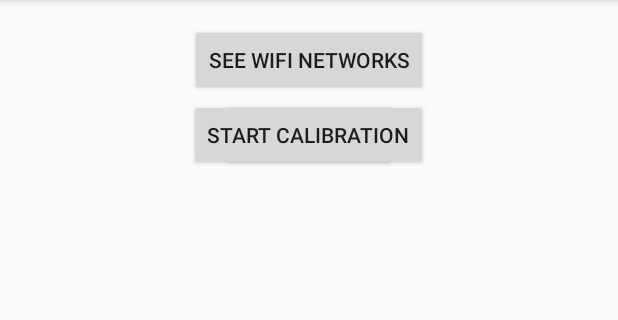
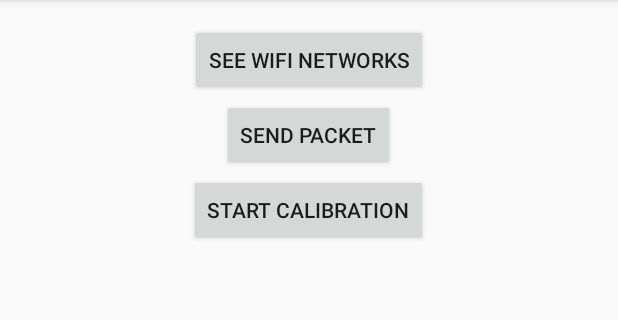
Before and after one commit to FlorianeEnnaji/indoor-positioning-system-android, an Android app: the screen it shows after launch (MainActivity), on a phone screen of 412 x 824 dp, the part 84-404 px from its top. Run offline under Robolectric (Android 15) with nearby library versions, the phone set to English and light mode, and no system bars; our stand-ins replace Volley.

Commit message:
changed activity declaration so it doesnt crash the app, + moved button to launch calibration

```diff
--- a/app/src/main/AndroidManifest.xml
+++ b/app/src/main/AndroidManifest.xml
@@ -25,6 +25,8 @@
                 <category android:name="android.intent.category.LAUNCHER" />
             </intent-filter>
         </activity>
+        <activity android:name=".CalibrationActivity">
+        </activity>
     </application>
 
 </manifest>
--- a/app/src/main/java/com/example/florianeennaji/lo53_calibration/CalibrationActivity.java
+++ b/app/src/main/java/com/example/florianeennaji/lo53_calibration/CalibrationActivity.java
@@ -6,7 +6,7 @@ import android.support.v7.app.AppCompatActivity;
 /**
  * Created by florianeennaji on 19/05/16.
  */
-public class CalibrationActivity extends AppCompatActivity{
+public class CalibrationActivity extends AppCompatActivity {
     @Override
     protected void onCreate(Bundle savedInstanceState) {
         super.onCreate(savedInstanceState);
--- a/app/src/main/java/com/example/florianeennaji/lo53_calibration/MainActivity.java
+++ b/app/src/main/java/com/example/florianeennaji/lo53_calibration/MainActivity.java
@@ -22,12 +22,12 @@ public class MainActivity extends AppCompatActivity {
         setContentView(R.layout.activity_main);
     }
 
-    void seeWifi(View v) {
+    public void seeWifi(View v) {
         this.startActivity(new Intent(this, WiFiActivity.class));
         this.finish();
     }
 
-    void sendPacket(View v) {
+    public void sendPacket(View v) {
         System.out.println("Sending packet...");
 
         // Instantiate the RequestQueue.
@@ -52,7 +52,7 @@ public class MainActivity extends AppCompatActivity {
         queue.add(stringRequest);
     }
 
-    void startCalibration(View v) {
+    public void startCalibration(View v) {
         this.startActivity(new Intent(this, CalibrationActivity.class));
         this.finish();
     }
--- a/app/src/main/res/layout/activity_calibration.xml
+++ b/app/src/main/res/layout/activity_calibration.xml
@@ -1,12 +1,14 @@
 <?xml version="1.0" encoding="utf-8"?>
 <LinearLayout xmlns:android="http://schemas.android.com/apk/res/android"
+    xmlns:tools="http://schemas.android.com/tools"
     android:orientation="vertical" android:layout_width="match_parent"
     android:layout_height="match_parent"
-    android:weightSum="1">
+    android:weightSum="1"
+    tools:context="com.example.florianeennaji.lo53_calibration.CalibrationActivity">
 
     <ImageView
         android:id="@+id/map_view"
         android:layout_width="match_parent"
         android:layout_height="match_parent"
-        android:src="@drawable/H_RDC" />
+        android:src="@drawable/no_padding_map" />
 </LinearLayout>
--- a/app/src/main/res/layout/activity_main.xml
+++ b/app/src/main/res/layout/activity_main.xml
@@ -36,6 +36,6 @@
         android:text="Start Calibration"
         android:onClick="startCalibration"
         android:nestedScrollingEnabled="false"
-        android:layout_marginTop="50dp" />
+        android:layout_marginTop="100dp" />
 
 </RelativeLayout>
```
